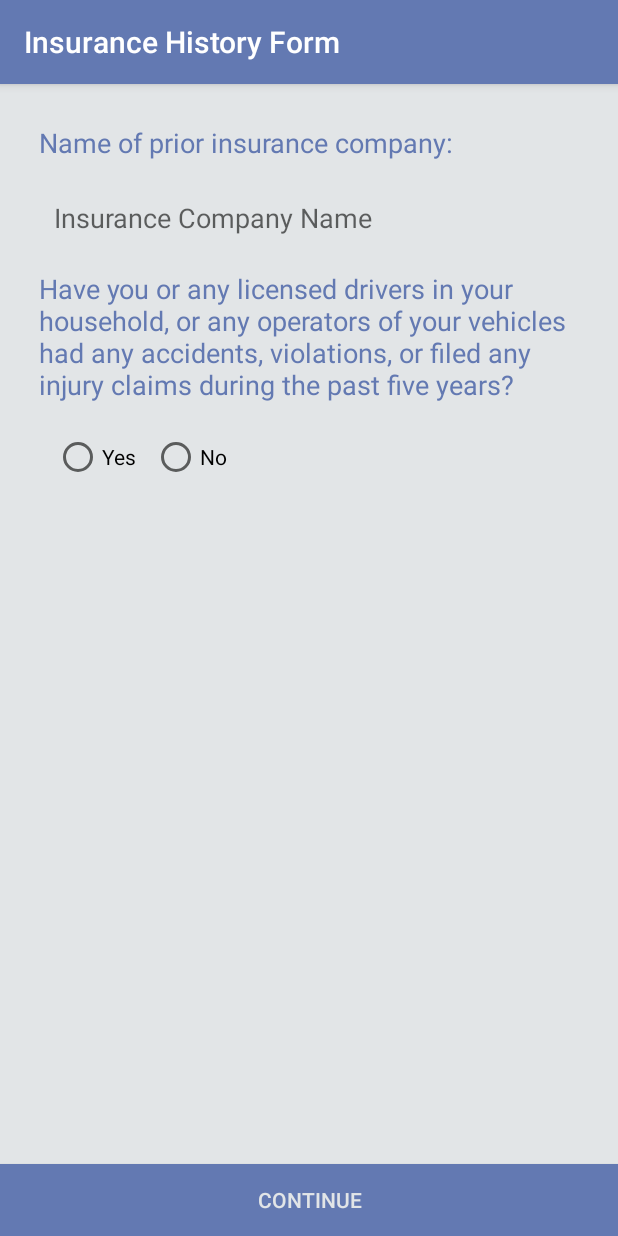
After one commit to Tykota/RagtagGroupInsurance, an Android app: the layout activity_insurance_history_form.xml on its own in the app's theme, with its tools: preview values and no code run, on a phone screen of 412 x 824 dp. The commit adds this screen. Run offline under Robolectric (Android 15) with nearby library versions, the phone set to English and light mode, and no system bars.

Commit message:
Added Insurance History Form

```diff
--- a/InsuranceWizardsApp/app/src/main/java/com/capstone/insuranceapp/DriverHouseholdForm.java
+++ b/InsuranceWizardsApp/app/src/main/java/com/capstone/insuranceapp/DriverHouseholdForm.java
@@ -222,7 +222,7 @@ public class DriverHouseholdForm extends AppCompatActivity {
                 if(validateInput()){
                     // this will either send data to firebase or to next section of the form
 
-                    Intent intent = new Intent(getApplicationContext(), HomePage.class);
+                    Intent intent = new Intent(getApplicationContext(), InsuranceHistoryForm.class);
                     startActivity(intent);
                 }
             }
--- a/InsuranceWizardsApp/app/src/main/res/layout/activity_driver_household_form.xml
+++ b/InsuranceWizardsApp/app/src/main/res/layout/activity_driver_household_form.xml
@@ -260,7 +260,7 @@
                     android:background="@color/colorAccent"
                     android:hint="@string/driverlicense_hint"
                     android:imeOptions="actionDone"
-                    android:inputType="number"
+                    android:inputType="textNoSuggestions|textVisiblePassword"
                     android:paddingStart="10dp"
                     android:singleLine="true"
                     android:textColor="@color/colorPrimary" />
--- /dev/null
+++ b/InsuranceWizardsApp/app/src/main/res/layout/activity_insurance_history_form.xml
@@ -0,0 +1,101 @@
+<?xml version="1.0" encoding="utf-8"?>
+<RelativeLayout xmlns:android="http://schemas.android.com/apk/res/android"
+    xmlns:app="http://schemas.android.com/apk/res-auto"
+    xmlns:tools="http://schemas.android.com/tools"
+    android:layout_width="match_parent"
+    android:layout_height="match_parent"
+    android:background="@color/colorAccent"
+    tools:context=".InsuranceHistoryForm">
+
+    <android.support.v7.widget.Toolbar
+        android:id="@+id/my_toolbar"
+        android:layout_width="match_parent"
+        android:layout_height="?attr/actionBarSize"
+        android:background="@color/colorPrimary"
+        android:elevation="4dp"
+        android:theme="@style/ThemeOverlay.AppCompat.ActionBar"
+        app:popupTheme="@style/ThemeOverlay.AppCompat.Light"
+        app:title="Insurance History Form"
+        app:titleTextColor="@android:color/white" />
+
+    <LinearLayout
+        android:layout_width="match_parent"
+        android:layout_height="match_parent"
+        android:layout_centerInParent="true"
+        android:layout_marginLeft="16dp"
+        android:layout_marginRight="16dp"
+        android:orientation="vertical">
+
+        <TextView
+            android:layout_width="match_parent"
+            android:layout_height="50dp"
+            android:layout_marginTop="70dp"
+            android:layout_marginEnd="10dp"
+            android:gravity="center_vertical"
+            android:paddingStart="10dp"
+            android:text="@string/prior_insurance_company_field"
+            android:textColor="@color/colorPrimary"
+            android:textSize="18sp" />
+
+        <EditText
+            android:id="@+id/prior_insurance_comp_name"
+            android:layout_width="match_parent"
+            android:layout_height="50dp"
+            android:layout_marginStart="10dp"
+            android:background="@color/colorAccent"
+            android:hint="@string/insurance_company_name_hint"
+            android:imeOptions="actionDone"
+            android:inputType="textNoSuggestions|textVisiblePassword"
+            android:paddingStart="10dp"
+            android:singleLine="true"
+            android:textColor="@color/colorPrimary" />
+
+
+        <TextView
+            android:layout_width="match_parent"
+            android:layout_height="wrap_content"
+            android:layout_marginEnd="10dp"
+            android:layout_marginTop="10dp"
+            android:layout_marginBottom="20dp"
+            android:gravity="center_vertical"
+            android:paddingStart="10dp"
+            android:text="@string/previous_claims_field"
+            android:textColor="@color/colorPrimary"
+            android:textSize="18sp" />
+
+        <RadioGroup
+            android:id="@+id/radioGroupPrevClaims"
+            android:layout_width="wrap_content"
+            android:layout_height="wrap_content"
+            android:layout_marginStart="10dp"
+            android:orientation="horizontal"
+            android:paddingStart="10dp">
+
+            <RadioButton
+                android:id="@+id/yesRB"
+                android:layout_width="wrap_content"
+                android:layout_height="wrap_content"
+                android:paddingEnd="10dp"
+                android:text="@string/yes" />
+
+            <RadioButton
+                android:id="@+id/noRB"
+                android:layout_width="wrap_content"
+                android:layout_height="wrap_content"
+                android:paddingEnd="10dp"
+                android:text="@string/no" />
+        </RadioGroup>
+
+    </LinearLayout>
+
+    <Button
+        android:id="@+id/submit"
+        android:layout_width="fill_parent"
+        android:layout_height="wrap_content"
+        android:layout_marginTop="30dp"
+        android:layout_alignParentBottom="true"
+        android:background="@color/colorPrimary"
+        android:text="@string/continuebtn"
+        android:textColor="@color/colorAccent" />
+
+</RelativeLayout>
--- a/InsuranceWizardsApp/app/src/main/res/values/strings.xml
+++ b/InsuranceWizardsApp/app/src/main/res/values/strings.xml
@@ -29,6 +29,11 @@
     <string name="state">State</string>
     <string name="driver_type">Driver Type</string>
     <string name="apply_btn">Apply</string>
+    <string name="prior_insurance_company_field">Name of prior insurance company:</string>
+    <string name="insurance_company_name_hint">Insurance Company Name</string>
+    <string name="previous_claims_field">Have you or any licensed drivers in your household, or any operators of your vehicles had any accidents, violations, or filed any injury claims during the past five years?</string>
+    <string name="yes">Yes</string>
+    <string name="no">No</string>
 
 
     <string-array name="state_codes">
```
Also changed, not shown: InsuranceWizardsApp/app/src/main/java/com/capstone/insuranceapp/InsuranceHistoryForm.java (added, +111 -0 lines).
